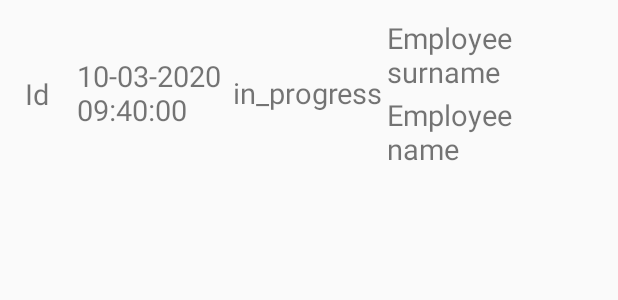
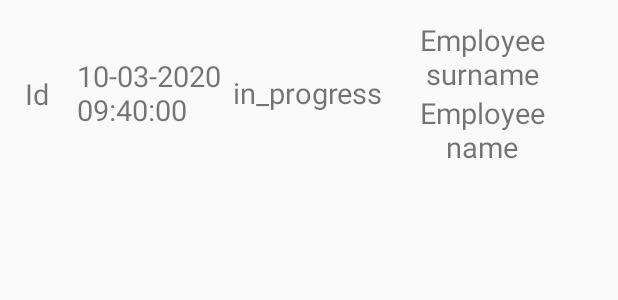
Before and after one commit to asawc/modified-probelalkhan-Android-Tutorial-show_releases-master-master-master, an Android app: the layout content_release.xml on its own in the app's theme, with its tools: preview values and no code run, on a phone screen of 412 x 824 dp. Shown: the top 300 px of the screen. Run offline under Robolectric (Android 15) with nearby library versions, the phone set to English and light mode, and no system bars.

Commit message:
Status is showed in String.

```diff
--- a/app/src/main/res/layout/content_release.xml
+++ b/app/src/main/res/layout/content_release.xml
@@ -64,9 +64,9 @@
         android:layout_marginTop="0dp"
         android:layout_toEndOf="@id/release_status"
         android:gravity="bottom|center_horizontal"
-        android:padding="1dp"
+        android:padding="0dp"
         android:text="Employee surname"
-        android:textAlignment="textStart"
+        android:textAlignment="center"
         android:textSize="@dimen/release_list_item_text_size" />
 
     <TextView
@@ -77,9 +77,9 @@
         android:layout_marginTop="0dp"
         android:layout_toEndOf="@id/release_status"
         android:gravity="center_horizontal|top"
-        android:padding="1dp"
+        android:padding="0dp"
         android:text="Employee name"
-        android:textAlignment="textStart"
+        android:textAlignment="center"
         android:textSize="@dimen/release_list_item_text_size" />
 
 </RelativeLayout>
--- a/app/src/main/res/layout/release_activity_list_header.xml
+++ b/app/src/main/res/layout/release_activity_list_header.xml
@@ -38,7 +38,6 @@
         <TextView
             android:layout_width="103dp"
             android:layout_height="match_parent"
-            android:layout_weight="0"
             android:gravity="center_horizontal|center_vertical"
             android:padding="1dp"
             android:text="Status"
```
